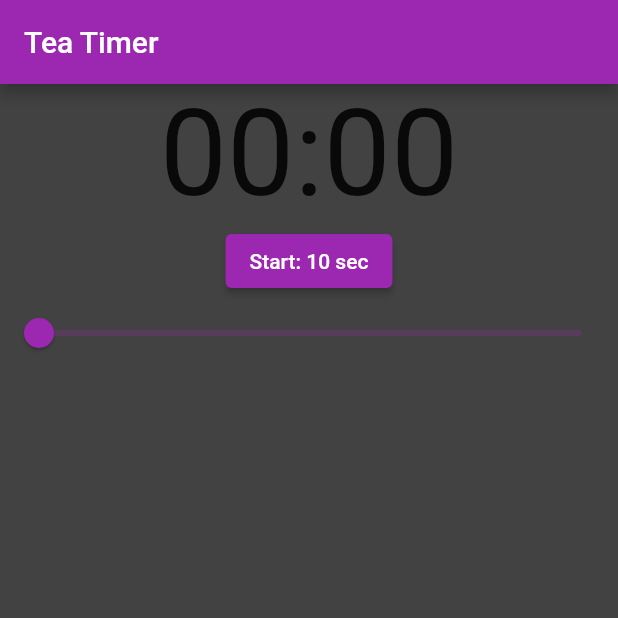
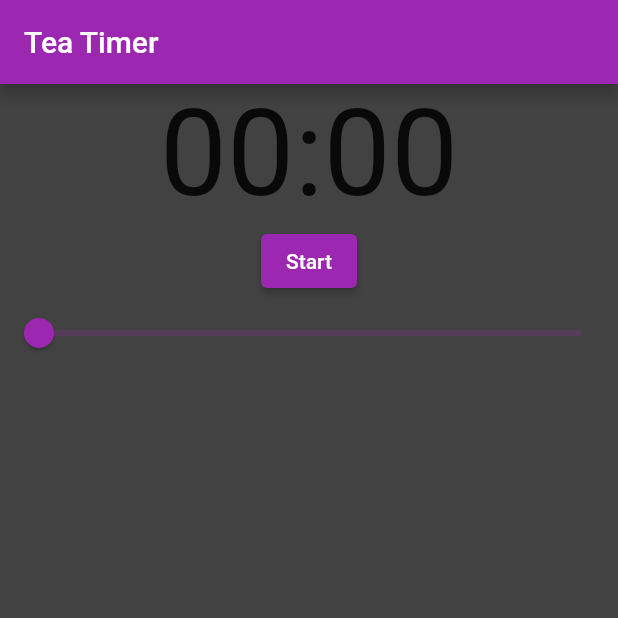
Before and after one commit to christian-anthony/TeaTimer, a Flutter app: the screen it shows after launch, on a phone screen of 412 x 824 dp, the top half of it. Run offline on Flutter 3.47's test engine with Material 2 defaults, Android fonts, the phone set to English and light mode, and no system bars.

Commit message:
Update teatimer.dart

```diff
--- a/lib/teatimer.dart
+++ b/lib/teatimer.dart
@@ -22,7 +22,7 @@ class _TeaTimerState extends State<TeaTimer>{
         children: [
           timerText(context, _currentDuration),
           ElevatedButton(
-            child: Text("Start: 10 sec"),
+            child: Text("Start"),
             onPressed: () => onButtonPress(),
           ),
           teaTimerSlider(context),
@@ -38,7 +38,7 @@ class _TeaTimerState extends State<TeaTimer>{
     if (_timer != null){
       _timer?.cancel();
     }
-
+    _currentDuration = Duration(seconds: _sliderValueInSeconds.toInt());   //This is a temp hardcoded value for testing
     _timer = Timer.periodic(Duration(seconds: 1), (timer) { onTick(); });
     isRunning = true;
   }
@@ -81,7 +81,6 @@ class _TeaTimerState extends State<TeaTimer>{
     }
     else{
       setState(() {
-        _currentDuration = Duration(seconds: 10);   //This is a temp hardcoded value for testing
         startTimer();
       });
     }
```
